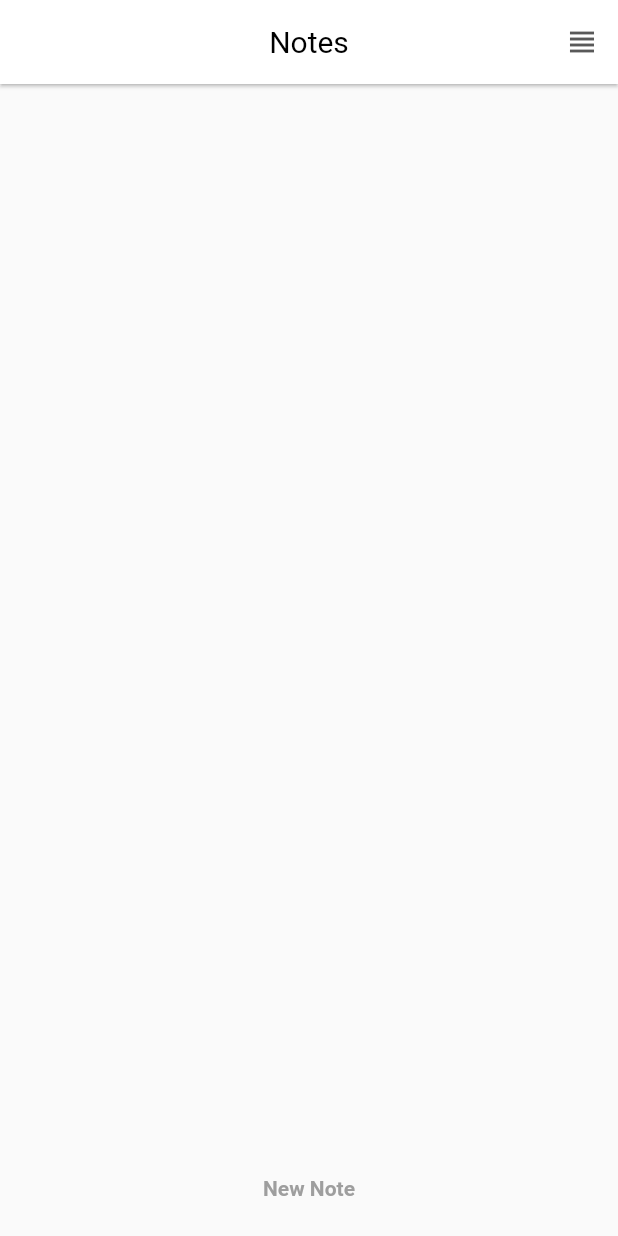
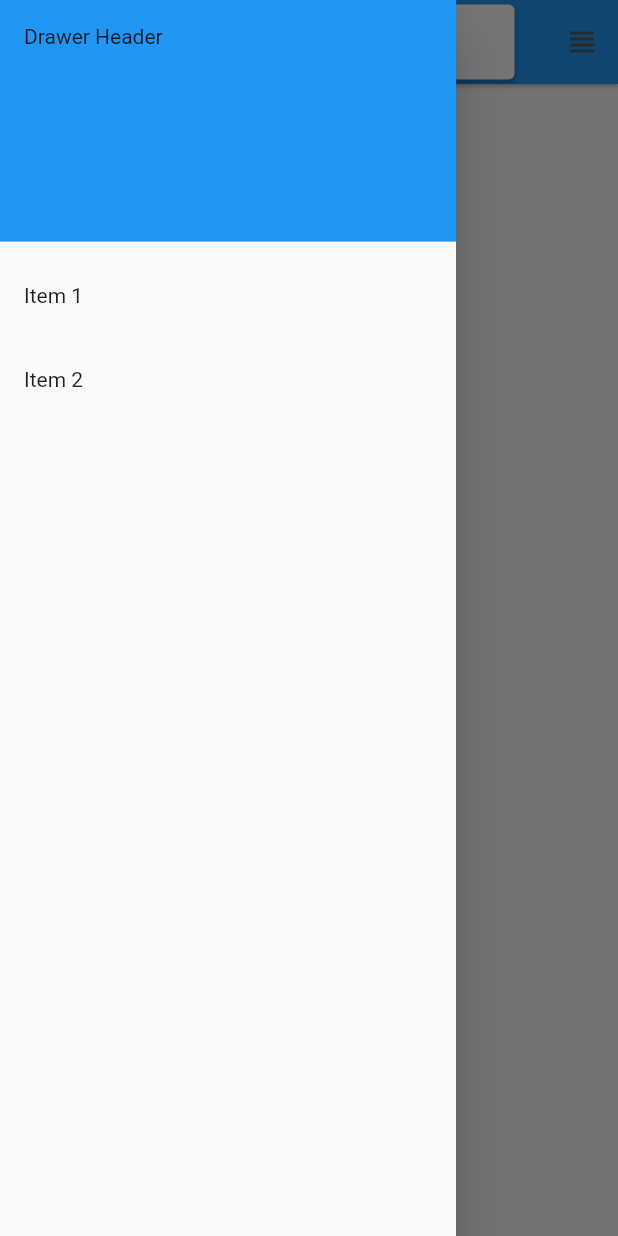
Before and after one commit to hadihmh/notpad-flutter, a Flutter app: the screen it shows after launch, with the side drawer open (before the commit the screen has no drawer), on a phone screen of 412 x 824 dp. Run offline on Flutter 3.47's test engine with Material 2 defaults, Android fonts, the phone set to English and light mode, and no system bars; our stand-ins replace auto_size_text, share, sqflite; accounts and stored records are empty.

Commit message:
adding search bar to HomePage and SearchNotes.dart to Views

```diff
--- a/lib/ViewControllers/HomePage.dart
+++ b/lib/ViewControllers/HomePage.dart
@@ -4,11 +4,7 @@ import '../Models/Note.dart';
 import 'NotePage.dart';
 import '../Models/Utility.dart';
 
-enum viewType {
-  List,
-  Staggered
-}
-
+enum viewType { List, Staggered }
 
 class HomePage extends StatefulWidget {
   @override
@@ -16,34 +12,158 @@ class HomePage extends StatefulWidget {
 }
 
 class _HomePageState extends State<HomePage> {
+  var notesViewType;
 
-  var notesViewType ;
-  @override void initState() {
+  Widget appBarTitle = new Text(
+    "Search Sample",
+    style: new TextStyle(color: Colors.white),
+  );
+  Icon actionIcon = new Icon(
+    Icons.search,
+    color: Colors.white,
+  );
+  final key = new GlobalKey<ScaffoldState>();
+  final TextEditingController _searchQueryController =
+      new TextEditingController();
+  List<String> _list;
+  bool _isSearching;
+  String _searchText = "";
+
+  @override
+  void initState() {
     notesViewType = viewType.Staggered;
   }
 
   @override
   Widget build(BuildContext context) {
-
-    return
-       Scaffold(
+    return Scaffold(
       resizeToAvoidBottomPadding: false,
-      appBar: AppBar(brightness: Brightness.light,
+      drawer: Drawer(
+        // Add a ListView to the drawer. This ensures the user can scroll
+        // through the options in the drawer if there isn't enough vertical
+        // space to fit everything.
+        child: ListView(
+          // Important: Remove any padding from the ListView.
+          padding: EdgeInsets.zero,
+          children: <Widget>[
+            DrawerHeader(
+              child: Text('Drawer Header'),
+              decoration: BoxDecoration(
+                color: Colors.blue,
+              ),
+            ),
+            ListTile(
+              title: Text('Item 1'),
+              onTap: () {
+                // Update the state of the app
+                // ...
+                // Then close the drawer
+                Navigator.pop(context);
+              },
+            ),
+            ListTile(
+              title: Text('Item 2'),
+              onTap: () {
+                // Update the state of the app
+                // ...
+                // Then close the drawer
+                Navigator.pop(context);
+              },
+            ),
+          ],
+        ),
+      ),
+      appBar: AppBar(
+        brightness: Brightness.light,
+        // leading: IconButton(
+        //   onPressed: (){
+        //     showSearch(context: context,delegate: SearchNote());
+        //   },
+        //   icon: Icon(Icons.search,color: Colors.black,),
+        // ),
         actions: _appBarActions(),
         elevation: 1,
-        backgroundColor: Colors.white,
+        //backgroundColor: Colors.white,
         centerTitle: true,
-        title: Text("Notes"),
+        title: searchCard(),
       ),
-      body: SafeArea(child:   _body(), right: true, left:  true, top: true, bottom: true,),
+      body: SafeArea(
+        child: _body(),
+        right: true,
+        left: true,
+        top: true,
+        bottom: true,
+      ),
       bottomSheet: _bottomBar(),
     );
+  }
 
+  Widget searchCard() => Padding(
+        padding: const EdgeInsets.all(1.0),
+        child: Card(
+          elevation: 2.0,
+          child: Padding(
+            padding: const EdgeInsets.symmetric(vertical: 1,horizontal: 8),
+            child: Row(
+              mainAxisAlignment: MainAxisAlignment.spaceBetween,
+              crossAxisAlignment: CrossAxisAlignment.center,
+              children: <Widget>[
+                Icon(
+                  Icons.search,
+                  color: Colors.black,
+                ),
+                SizedBox(
+                  width: 5.0,
+                ),
+                Expanded(
+                  child: TextField(
+                    decoration: InputDecoration(
+                        border: InputBorder.none,
+                        hintText: "Search your notes ..."),
+                  ),
+                ),
+              ],
+            ),
+          ),
+        ),
+      );
+
+  Widget _buildAppbar(BuildContext context) {
+    return AppBar(
+      centerTitle: true,
+      title: appBarTitle,
+      actions: <Widget>[
+        IconButton(
+          icon: actionIcon,
+          onPressed: () {
+            setState(() {
+              if (actionIcon == Icon(Icons.search)) {
+                actionIcon = Icon(
+                  Icons.clear,
+                  color: Colors.black,
+                );
+                appBarTitle = TextField(
+                  controller: _searchQueryController,
+                  style: TextStyle(color: Colors.black),
+                  decoration: InputDecoration(
+                    prefixIcon: Icon(Icons.search),
+                    hintText: 'Search...',
+                  ),
+                );
+              }
+            });
+          },
+        )
+      ],
+    );
   }
 
   Widget _body() {
     print(notesViewType);
-    return Container(child: StaggeredGridPage(notesViewType: notesViewType,));
+    return Container(
+        child: StaggeredGridPage(
+      notesViewType: notesViewType,
+    ));
   }
 
   Widget _bottomBar() {
@@ -61,44 +181,41 @@ class _HomePageState extends State<HomePage> {
     );
   }
 
-
   void _newNoteTapped(BuildContext ctx) {
     // "-1" id indicates the note is not new
-    var emptyNote = new Note(-1, "", "", DateTime.now(), DateTime.now(), Colors.white);
-    Navigator.push(ctx,MaterialPageRoute(builder: (ctx) => NotePage(emptyNote)));
+    var emptyNote =
+        new Note(-1, "", "", DateTime.now(), DateTime.now(), Colors.white);
+    Navigator.push(
+        ctx, MaterialPageRoute(builder: (ctx) => NotePage(emptyNote)));
   }
 
-  void _toggleViewType(){
+  void _toggleViewType() {
     setState(() {
       CentralStation.updateNeeded = true;
-      if(notesViewType == viewType.List)
-        {
-          notesViewType = viewType.Staggered;
-
-        } else {
+      if (notesViewType == viewType.List) {
+        notesViewType = viewType.Staggered;
+      } else {
         notesViewType = viewType.List;
       }
-
     });
   }
 
-List<Widget> _appBarActions() {
-
+  List<Widget> _appBarActions() {
     return [
       Padding(
         padding: EdgeInsets.symmetric(horizontal: 12),
         child: InkWell(
           child: GestureDetector(
-            onTap: () => _toggleViewType() ,
+            onTap: () => _toggleViewType(),
             child: Icon(
-              notesViewType == viewType.List ?  Icons.developer_board : Icons.view_headline,
+              notesViewType == viewType.List
+                  ? Icons.developer_board
+                  : Icons.view_headline,
               color: CentralStation.fontColor,
             ),
           ),
         ),
       ),
     ];
+  }
 }
-
-
-}
```
Also changed, not shown: lib/Views/SearchNotes.dart (added, +100 -0 lines).
